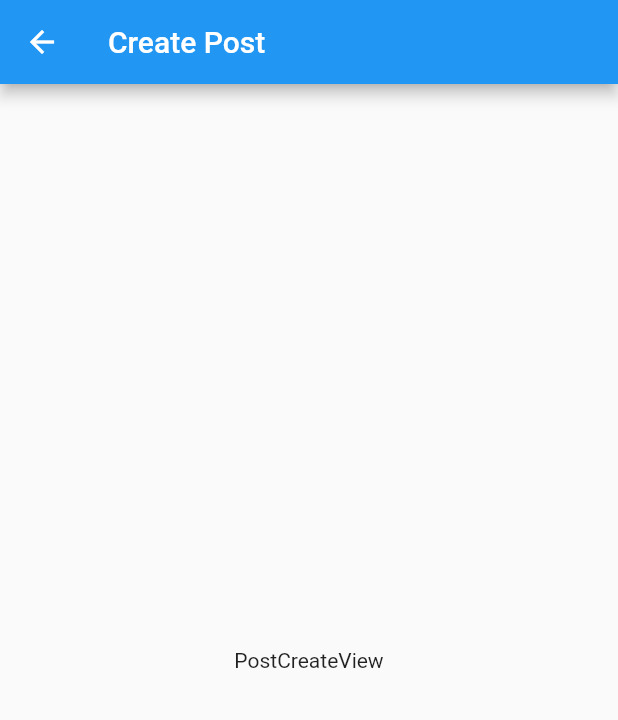
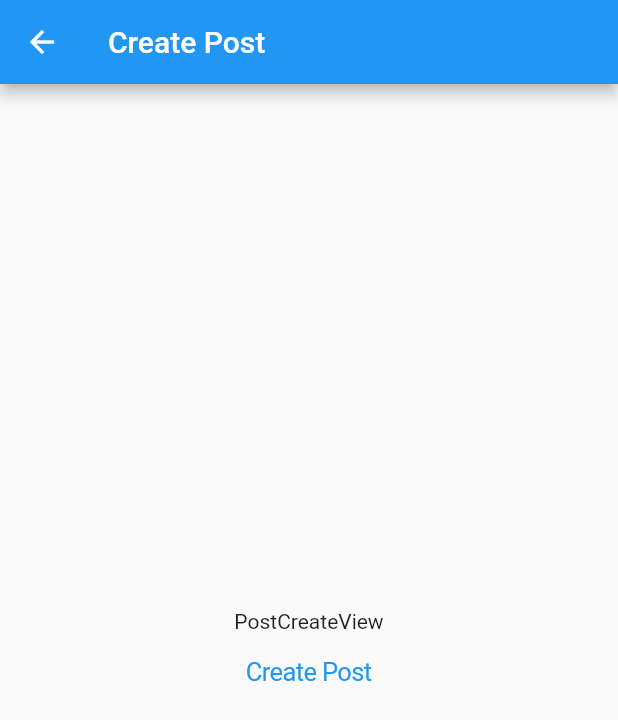
Before and after one commit to AydinEnes/protocarta, a Flutter app: the screen it shows after launch, after a tap on the "note add" icon, on a phone screen of 412 x 824 dp. Shown: the top 720 px of the screen. Run offline on Flutter 3.47's test engine with Material 2 defaults, Android fonts, the phone set to English and light mode, and no system bars; our stand-ins replace auto_route, equatable, flutter_bloc, freezed_annotation, logger, rxdart.

Commit message:
fix passing blocs and add create post + note

```diff
--- a/lib/core/util/note_card.dart
+++ b/lib/core/util/note_card.dart
@@ -24,8 +24,8 @@ class NoteCard extends StatelessWidget {
         final displayNote = notes.putIfAbsent(id, () => Note.empty());
         return Card(
           child: GestureDetector(
-            onTap: () =>
-                context.router.push(NoteDetailedRoute(note: displayNote)),
+            onTap: () => context.router.push(NoteDetailedRoute(
+                note: displayNote, noteBloc: context.read<NoteBloc>())),
             child: Container(
               color: Colors.lightBlue,
               child: Row(
--- a/lib/core/util/post_card.dart
+++ b/lib/core/util/post_card.dart
@@ -13,7 +13,8 @@ class PostCard extends StatelessWidget {
   Widget build(BuildContext context) {
     return BlocBuilder<PostBloc, PostState>(
       buildWhen: (previous, current) {
-        debugPrint('build when: $current');
+        debugPrint(
+            'build when: ${current.allPosts.containsKey(id) && (!previous.allPosts.containsKey(id) || previous.allPosts[id] != current.allPosts[id])}');
         return current.allPosts.containsKey(id) &&
             (!previous.allPosts.containsKey(id) ||
                 previous.allPosts[id] != current.allPosts[id]);
--- a/lib/navigation/app_router.dart
+++ b/lib/navigation/app_router.dart
@@ -1,7 +1,9 @@
 import 'package:auto_route/auto_route.dart';
 import 'package:flutter/material.dart';
+import 'package:protocarta/routes/note/bloc/note_bloc.dart';
 import 'package:protocarta/routes/note/note_create_view.dart';
 import 'package:protocarta/routes/note/note_detailed_view.dart';
+import 'package:protocarta/routes/post/bloc/post_bloc.dart';
 import 'package:protocarta/routes/post/post_create_view.dart';
 import 'package:protocarta/routes/post/post_detailed_view.dart';
 import 'package:protocarta/routes/post/post_list_view.dart';
--- a/lib/repo/post_repo.dart
+++ b/lib/repo/post_repo.dart
@@ -173,4 +173,10 @@ class PostRepository {
     }
     allPosts.add(postSet);
   }
+
+  void createPost(Post post) {
+    Map<int, Post> postSet = Map.from(allPosts.value);
+    postSet.addEntries([MapEntry(post.id, post)]);
+    allPosts.add(postSet);
+  }
 }
--- a/lib/routes/home/home_view.dart
+++ b/lib/routes/home/home_view.dart
@@ -38,10 +38,15 @@ class HomeView extends StatelessWidget {
                 context.router.push(const NoteCreateRoute());
               },
             ),
-            IconButton(
-              icon: const Icon(Icons.note_add),
-              onPressed: () {
-                context.router.push(const PostCreateRoute());
+            BlocBuilder<PostBloc, PostState>(
+              builder: (context, state) {
+                return IconButton(
+                  icon: const Icon(Icons.note_add),
+                  onPressed: () {
+                    context.router.push(
+                        PostCreateRoute(postBloc: context.read<PostBloc>()));
+                  },
+                );
               },
             )
           ],
--- a/lib/routes/post/bloc/post_bloc.dart
+++ b/lib/routes/post/bloc/post_bloc.dart
@@ -22,6 +22,7 @@ class PostBloc extends Bloc<PostEvent, PostState> {
   }) : super(const PostState()) {
     on<LikePostEvent>(_onLikePostEvent);
     on<PostSubscriptionRequestedEvent>(_onPostSubscriptionRequestedEvent);
+    on<CreatePostEvent>(_onCreatePostEvent);
   }
 
   Future<FutureOr<void>> _onPostSubscriptionRequestedEvent(
@@ -42,4 +43,9 @@ class PostBloc extends Bloc<PostEvent, PostState> {
       LikePostEvent event, Emitter<PostState> emit) {
     postRepository.likePost(event.post);
   }
+
+  FutureOr<void> _onCreatePostEvent(CreatePostEvent event, Emitter<PostState> emit) {
+    postRepository.createPost(event.post);
+    noteRepository.addNoteStream(event.post.note!);
+  }
 }
--- a/lib/routes/post/bloc/post_event.dart
+++ b/lib/routes/post/bloc/post_event.dart
@@ -19,3 +19,12 @@ class PostSubscriptionRequestedEvent extends PostEvent {
   @override
   List<Object?> get props => [];
 }
+
+class CreatePostEvent extends PostEvent {
+  final Post post;
+
+  const CreatePostEvent(this.post);
+
+  @override
+  List<Object?> get props => [post];
+}
--- a/lib/routes/post/post_create_view.dart
+++ b/lib/routes/post/post_create_view.dart
@@ -1,17 +1,52 @@
 import 'package:flutter/cupertino.dart';
 import 'package:flutter/material.dart';
+import 'package:flutter_bloc/flutter_bloc.dart';
+import 'package:protocarta/models/note.dart';
+import 'package:protocarta/models/post.dart';
+import 'package:protocarta/routes/post/bloc/post_bloc.dart';
 
 class PostCreateView extends StatelessWidget {
   // use dummy page that says "PostDetailedView" for now
-  const PostCreateView({super.key});
+  const PostCreateView({super.key, required this.postBloc});
+
+  final PostBloc postBloc;
 
   @override
   Widget build(BuildContext context) {
-    return Scaffold(
-      appBar: AppBar(
-        title: const Text('Create Post'),
+    return BlocProvider.value(
+      value: postBloc,
+      child: Scaffold(
+        appBar: AppBar(
+          title: const Text('Create Post'),
+        ),
+        body: Column(
+          mainAxisAlignment: MainAxisAlignment.center,
+          children: [
+            const Center(child: Text('PostCreateView')),
+            BlocBuilder<PostBloc, PostState>(
+              builder: (context, state) {
+                return CupertinoButton(
+                    onPressed: () {
+                      context.read<PostBloc>().add(
+                        const CreatePostEvent(Post(
+                          note: Note(
+                            text: 'Newest note',
+                            saved: false,
+                            postId: 26863,
+                            id: 26666,
+                          ),
+                          ownerName: 'Dora',
+                          liked: false,
+                          id: 26863,
+                        )),
+                      );
+                    },
+                    child: const Text('Create Post'));
+              },
+            )
+          ],
+        ),
       ),
-      body: const Center(child: Text('PostCreateView')),
     );
   }
 }
```
Also changed, not shown: lib/repo/note_repo.dart (+7 -7 lines), lib/routes/note/note_detailed_view.dart (+7 -3 lines), lib/navigation/app_router.gr.dart.
